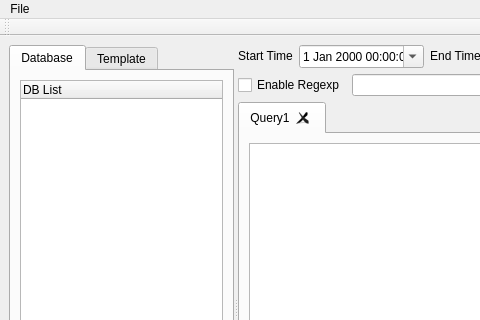
Above: resource/gui/LogAnalysis.ui from Bader-CN/LogAnalysis before the change; both pictures show x 0 to 480 and y 0 to 320 of the 965 by 600 pixel window. Below: the same form after it.
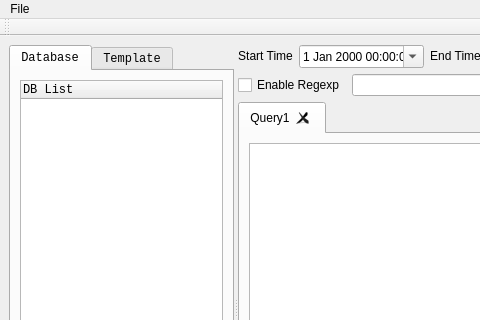
That is the form after the change.

The edit to the form file:
```diff
--- a/resource/gui/LogAnalysis.ui
+++ b/resource/gui/LogAnalysis.ui
@@ -42,6 +42,11 @@
        <layout class="QVBoxLayout" name="verticalLayout_2">
         <item>
          <widget class="QTabWidget" name="tabLeft">
+          <property name="font">
+           <font>
+            <family>Consolas</family>
+           </font>
+          </property>
           <property name="currentIndex">
            <number>0</number>
           </property>
@@ -52,6 +57,11 @@
            <layout class="QVBoxLayout" name="verticalLayout_3">
             <item>
              <widget class="QTreeWidget" name="treeWidget_db">
+              <property name="font">
+               <font>
+                <family>Consolas</family>
+               </font>
+              </property>
               <column>
                <property name="text">
                 <string>DB List</string>
```
